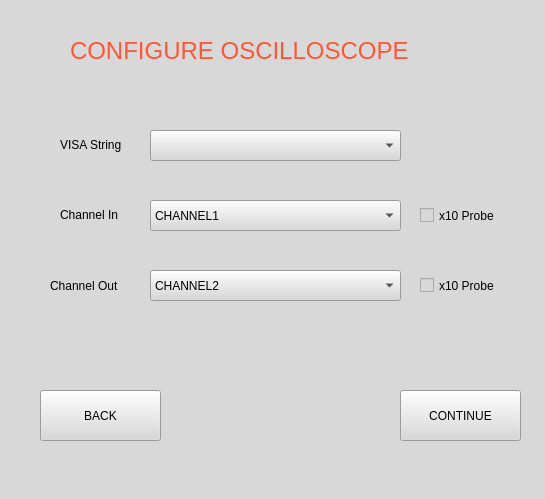
The window that BodeManagement/UIManagement/configureOsc.ui (scheinpablo/AutoBodeGenerator-TIVisa) describes before a commit, drawn with Qt 5.
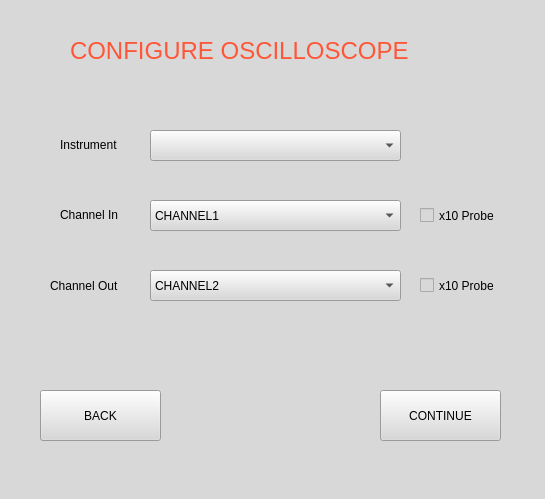
The same window after the commit.

What changed in the file:
```diff
--- a/BodeManagement/UIManagement/configureOsc.ui
+++ b/BodeManagement/UIManagement/configureOsc.ui
@@ -53,7 +53,7 @@
      </rect>
     </property>
     <property name="text">
-     <string>VISA String</string>
+     <string>Instrument</string>
     </property>
    </widget>
    <widget class="QLabel" name="label_3">
@@ -102,7 +102,7 @@
    <widget class="QPushButton" name="continueButton">
     <property name="geometry">
      <rect>
-      <x>400</x>
+      <x>380</x>
       <y>390</y>
       <width>121</width>
       <height>51</height>
@@ -190,15 +190,18 @@
    <widget class="QLabel" name="errorLabel">
     <property name="geometry">
      <rect>
-      <x>110</x>
+      <x>30</x>
       <y>350</y>
-      <width>271</width>
-      <height>16</height>
+      <width>491</width>
+      <height>20</height>
      </rect>
     </property>
     <property name="text">
      <string/>
     </property>
+    <property name="alignment">
+     <set>Qt::AlignCenter</set>
+    </property>
    </widget>
    <widget class="QPushButton" name="backButton">
     <property name="geometry">
```
